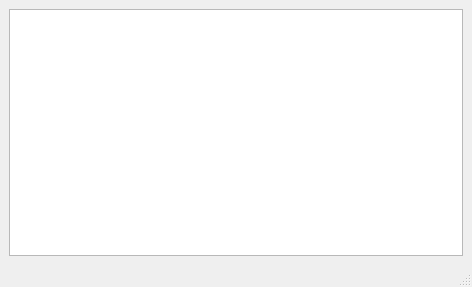
Qt form f_br.ui (victokryl2/ARCHIVES_VIEWER) before a commit.
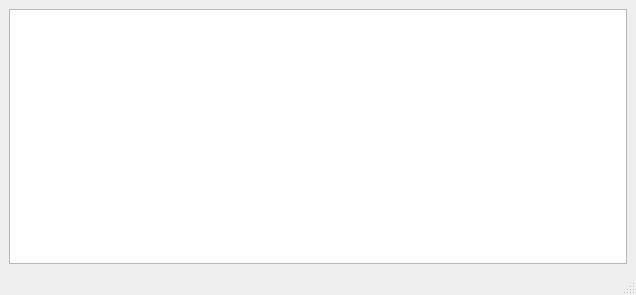
The same form after that commit.

Diff of the .ui file:
```diff
--- a/f_br.ui
+++ b/f_br.ui
@@ -6,8 +6,8 @@
    <rect>
     <x>0</x>
     <y>0</y>
-    <width>472</width>
-    <height>287</height>
+    <width>636</width>
+    <height>295</height>
    </rect>
   </property>
   <property name="windowTitle">
```
Left out of the diff: 2 changed lines with no effect on the pictures.
